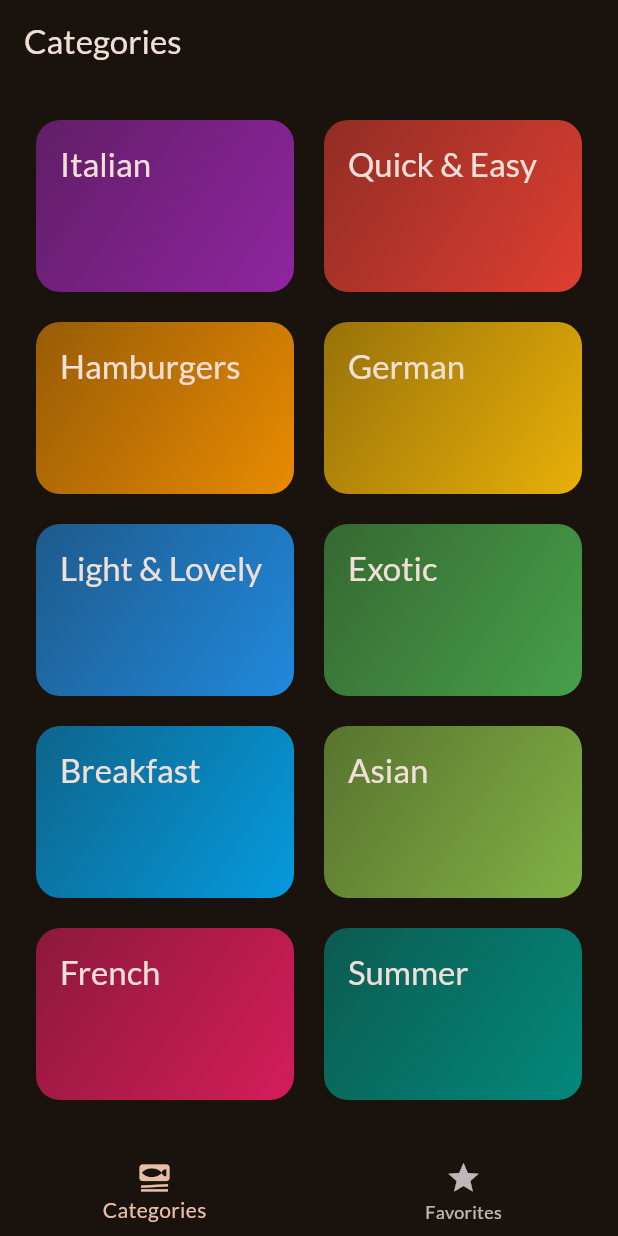
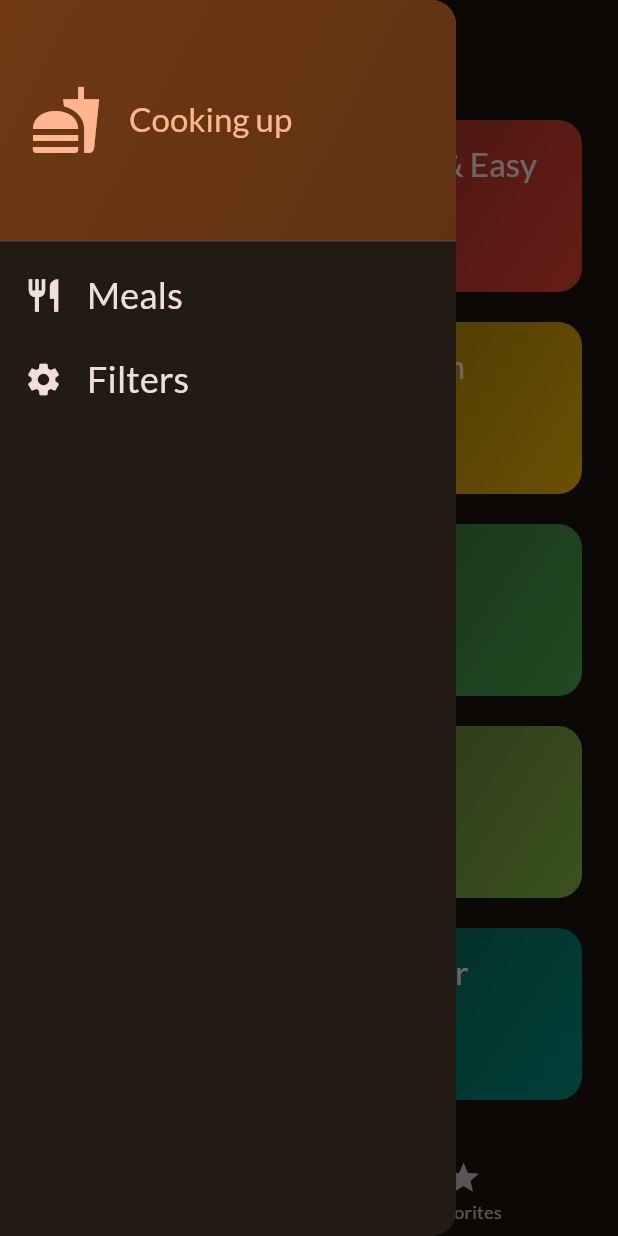
Before and after one commit to egehandastan/meals_app, a Flutter app: the screen it shows after launch, with the side drawer open (before the commit the screen has no drawer), on a phone screen of 412 x 824 dp. Run offline on Flutter 3.47's test engine with Material 2 defaults, Android fonts, the phone set to English and light mode, and no system bars; our stand-ins replace google_fonts, transparent_image.

Commit message:
drawer is added

```diff
--- a/lib/screens/tabs.dart
+++ b/lib/screens/tabs.dart
@@ -3,7 +3,9 @@ import 'package:flutter/material.dart';
 import 'package:flutter/widgets.dart';
 import 'package:meals_app/models/meal.dart';
 import 'package:meals_app/screens/categories.dart';
+import 'package:meals_app/screens/filters.dart';
 import 'package:meals_app/screens/meals.dart';
+import 'package:meals_app/widgets/main_drawe.dart';
 
 class TabScreen extends StatefulWidget {
   const TabScreen({super.key});
@@ -17,18 +19,17 @@ class _TabsScreenState extends State<TabScreen> {
   int _selectedPageIndex = 0;
   final List<Meal> _favoriteMeals = [];
 
-  void _showInfoMessage(String message){
+  void _showInfoMessage(String message) {
     ScaffoldMessenger.of(context).clearSnackBars();
-      ScaffoldMessenger.of(context).showSnackBar(SnackBar(content:
-      Text(message)
-      ),);
+    ScaffoldMessenger.of(context).showSnackBar(
+      SnackBar(content: Text(message)),
+    );
+  }
 
-  }
   void _toggleMealFavoriteStatus(Meal meal) {
     final isExisting = _favoriteMeals.contains(meal);
 
     if (isExisting) {
-
       setState(() {
         _favoriteMeals.remove(meal);
       });
@@ -36,9 +37,8 @@ class _TabsScreenState extends State<TabScreen> {
     } else {
       setState(() {
         _favoriteMeals.add(meal);
-         _showInfoMessage('Marked as a favorite!');
+        _showInfoMessage('Marked as a favorite!');
       });
-
     }
   }
 
@@ -46,6 +46,14 @@ class _TabsScreenState extends State<TabScreen> {
     setState(() {
       _selectedPageIndex = index;
     });
+  }
+
+  void _setScreen(String identifier) {
+    Navigator.of(context).pop();
+    if(identifier =='filters'){
+
+      Navigator.of(context).push(MaterialPageRoute(builder: (ctx)=>const FiltersScreen()));
+    }
   }
 
   @override
@@ -65,6 +73,9 @@ class _TabsScreenState extends State<TabScreen> {
       appBar: AppBar(
         title: Text(activePageTitle),
       ),
+      drawer: MainDrawer(
+        onSelectScreen: _setScreen,
+      ),
       body: activePage,
       bottomNavigationBar: BottomNavigationBar(
         onTap: _selectPage,
--- /dev/null
+++ b/lib/widgets/main_drawe.dart
@@ -0,0 +1,69 @@
+import 'package:flutter/cupertino.dart';
+import 'package:flutter/material.dart';
+
+class MainDrawer extends StatelessWidget{
+
+  const MainDrawer({super.key, required this.onSelectScreen});
+
+  final void Function(String identifier) onSelectScreen;
+
+  @override
+  Widget build(BuildContext context) {
+   return Drawer(
+
+    child: Column(children: [
+      DrawerHeader(
+        padding: const EdgeInsets.all(20),
+        decoration: BoxDecoration(
+          gradient: LinearGradient(
+            colors: [
+              Theme.of(context).colorScheme.primaryContainer,
+               Theme.of(context).colorScheme.primaryContainer.withOpacity(0.8)
+            ],
+            begin: Alignment.topLeft,
+            end: Alignment.bottomRight,
+            )
+        ),
+        child: Row(
+          children: [
+Icon(Icons.fastfood,size: 48,color:  Theme.of(context).colorScheme.primary,),
+const SizedBox(width: 18,),
+Text('Cooking up',
+style:  Theme.of(context).textTheme.titleLarge!.copyWith(
+color: Theme.of(context).colorScheme.primary,
+),)
+          ],),
+          ),
+          ListTile(
+            leading: Icon(
+              Icons.restaurant,
+              size: 26,
+              color: Theme.of(context).colorScheme.onBackground),
+            title: Text('Meals',style: Theme.of(context).textTheme.titleSmall!.copyWith(
+color: Theme.of(context).colorScheme.onBackground,
+fontSize: 24),
+          ),
+          onTap: (){
+           onSelectScreen('meals');
+          },
+          ),
+          ListTile(
+            leading: Icon(
+              Icons.settings,
+              size: 26,
+              color: Theme.of(context).colorScheme.onBackground),
+            title: Text('Filters',style: Theme.of(context).textTheme.titleSmall!.copyWith(
+color: Theme.of(context).colorScheme.onBackground,
+fontSize: 24),
+          ),
+          onTap: (){
+            onSelectScreen('filters');
+          },
+          ),
+    ],
+    ),
+   );
+  }
+
+
+}
```
Also changed, not shown: 2 other files.
